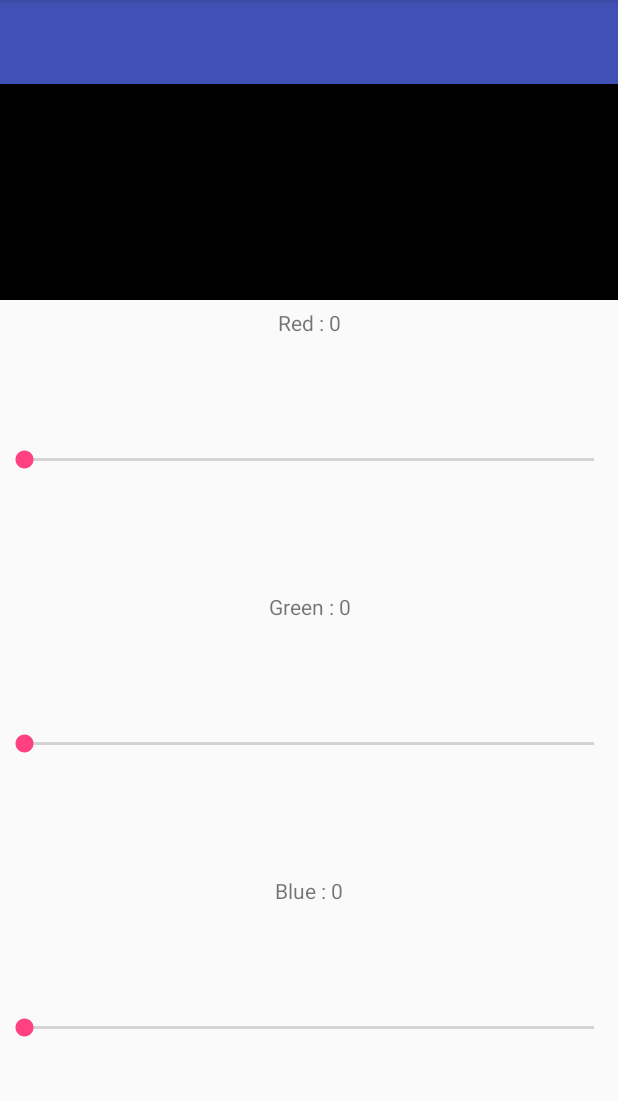
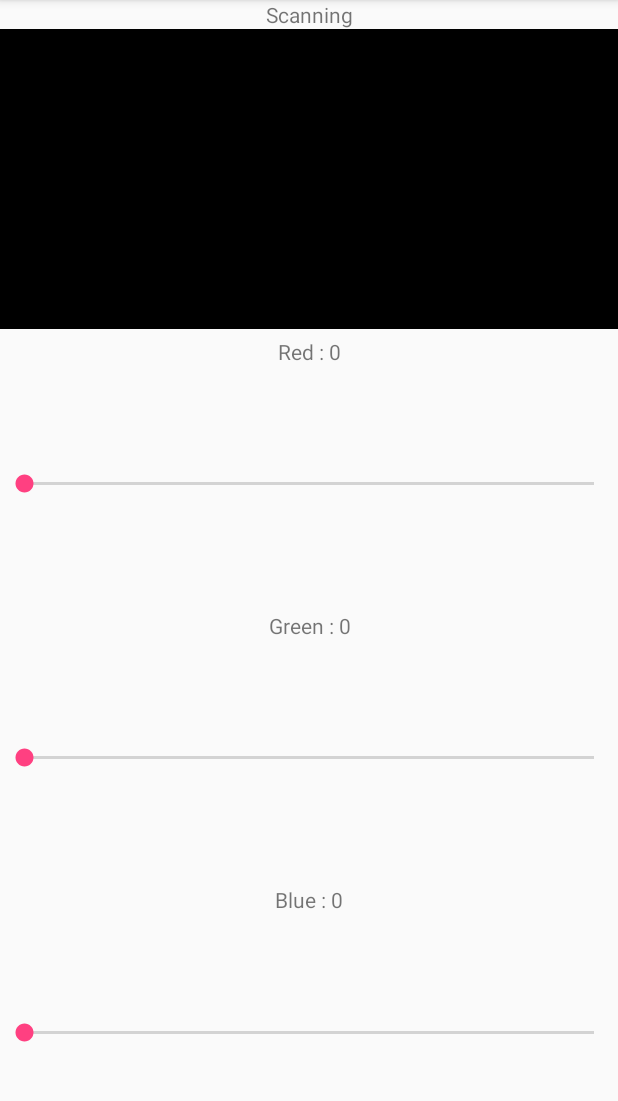
Before and after one commit to zedray/LightSword, an Android app: the MainActivity screen opened directly, with no data from a screen before it, on a phone screen of 412 x 824 dp, the part 84-1185 px from its top. Run offline under Robolectric (Android 15) with nearby library versions, the phone set to English and light mode, and no system bars; 1 statement that could not run was skipped.

Commit message:
Trying to connect to a BLE device

```diff
--- a/android/app/src/main/AndroidManifest.xml
+++ b/android/app/src/main/AndroidManifest.xml
@@ -4,8 +4,10 @@
 
     <uses-permission android:name="android.permission.BLUETOOTH"/>
     <uses-permission android:name="android.permission.BLUETOOTH_ADMIN"/>
+    <uses-permission android:name="android.permission.ACCESS_FINE_LOCATION"/>
     <uses-permission android:name="android.permission.ACCESS_COARSE_LOCATION"/>
-    <uses-permission android:name="android.permission.ACCESS_FINE_LOCATION"/>
+    <uses-permission-sdk-23 android:name="android.permission.ACCESS_FINE_LOCATION"/>
+    <uses-permission-sdk-23 android:name="android.permission.ACCESS_COARSE_LOCATION"/>
     <uses-feature android:name="android.hardware.bluetooth_le" android:required="true"/>
 
     <application
--- a/android/app/src/main/java/com/zedray/lightsword/MainActivity.java
+++ b/android/app/src/main/java/com/zedray/lightsword/MainActivity.java
@@ -1,5 +1,6 @@
 package com.zedray.lightsword;
 
+import android.Manifest;
 import android.bluetooth.BluetoothAdapter;
 import android.bluetooth.BluetoothDevice;
 import android.bluetooth.BluetoothGatt;
@@ -14,9 +15,10 @@ import android.content.pm.PackageManager;
 import android.graphics.Color;
 import android.os.Bundle;
 import android.os.Handler;
+import android.support.v4.app.ActivityCompat;
+import android.support.v4.content.ContextCompat;
 import android.support.v7.app.AppCompatActivity;
 import android.util.Log;
-import android.view.MotionEvent;
 import android.view.View;
 import android.widget.SeekBar;
 import android.widget.TextView;
@@ -30,18 +32,13 @@ import static android.bluetooth.BluetoothProfile.STATE_DISCONNECTED;
 
 public class MainActivity extends AppCompatActivity {
 
-    private final static String TAG = "Pebble";
-    private final static String DEVICE_NAME = "keg";
-    private final static String DEVICE_ADDRESS = "D0:39:72:C9:1E:15";
+    private final static String TAG = "LightSword";
+    private final static String DEVICE_NAME = "LightBean";
 
     private final static String SERVICE = "a495ff20-c5b1-4b44-b512-1370f02d74de";
     private final static String SCRATCH1 = "a495ff21-c5b1-4b44-b512-1370f02d74de";
     private final static String SCRATCH2 = "a495ff22-c5b1-4b44-b512-1370f02d74de";
     private final static String SCRATCH3 = "a495ff23-c5b1-4b44-b512-1370f02d74de";
-
-    private final static byte[] ROTATE_FORWARDS = hexStringToByteArray("00");
-    private final static byte[] ROTATE_STOP = hexStringToByteArray("5a");
-    private final static byte[] ROTATE_BACKWARDS = hexStringToByteArray("b4");
 
     private final static int REQUEST_ENABLE_BT = 1;
 
@@ -51,6 +48,7 @@ public class MainActivity extends AppCompatActivity {
     private BluetoothGattCharacteristic mGreenCharacteristic;
     private BluetoothGattCharacteristic mBlueCharacteristic;
 
+    private TextView mStatusTextView;
     private View mPreview;
     private SeekBar mRedSeekBar;
     private SeekBar mGreenSeekBar;
@@ -63,12 +61,44 @@ public class MainActivity extends AppCompatActivity {
     protected void onCreate(Bundle savedInstanceState) {
         super.onCreate(savedInstanceState);
         setContentView(R.layout.activity_main);
+        mStatusTextView = (TextView) findViewById(R.id.textView_status);
+        mPreview = findViewById(R.id.preview);
+        mRedSeekBar = (SeekBar) findViewById(R.id.seekBar_red);
+        mGreenSeekBar = (SeekBar) findViewById(R.id.seekBar_green);
+        mBlueSeekBar = (SeekBar) findViewById(R.id.seekBar_blue);
+        mRedTextView = (TextView) findViewById(R.id.textView_red);
+        mGreenTextView = (TextView) findViewById(R.id.textView_green);
+        mBlueTextView = (TextView) findViewById(R.id.textView_blue);
+        mRedSeekBar.setOnSeekBarChangeListener(mSeekBarChangeListener);
+        mGreenSeekBar.setOnSeekBarChangeListener(mSeekBarChangeListener);
+        mBlueSeekBar.setOnSeekBarChangeListener(mSeekBarChangeListener);
+
 
         // Use this check to determine whether BLE is supported on the device. Then
         // you can selectively disable BLE-related features.
+        if (!hasBlePermissions() ||
+                !getPackageManager().hasSystemFeature(PackageManager.FEATURE_BLUETOOTH_LE)) {
+            Toast.makeText(this, "ble_not_supported", Toast.LENGTH_SHORT).show();
+            finish();
+        }
+
+        int permissionCheck = ContextCompat.checkSelfPermission(this, android.Manifest.permission.ACCESS_FINE_LOCATION);
+        if (permissionCheck != PackageManager.PERMISSION_GRANTED) {
+            ActivityCompat.requestPermissions(this, new String[]{Manifest.permission.ACCESS_FINE_LOCATION}, 0);
+        } else {
+            if(hasBlePermissions()) {
+                mHandler = new Handler();
+
                 if (!getPackageManager().hasSystemFeature(PackageManager.FEATURE_BLUETOOTH_LE)) {
                     Toast.makeText(this, "ble_not_supported", Toast.LENGTH_SHORT).show();
                     finish();
+                }
+
+                final BluetoothManager bluetoothManager = (BluetoothManager) getSystemService(Context.BLUETOOTH_SERVICE);
+                mBluetoothAdapter = bluetoothManager.getAdapter();
+
+                scanLeDevice(true);
+            }
         }
 
         // Initializes Bluetooth adapter.
@@ -85,30 +115,7 @@ public class MainActivity extends AppCompatActivity {
         }
 
         scanLeDevice(true);
-
-        mPreview = findViewById(R.id.preview);
-        mRedSeekBar = (SeekBar) findViewById(R.id.seekBar_red);
-        mGreenSeekBar = (SeekBar) findViewById(R.id.seekBar_green);
-        mBlueSeekBar = (SeekBar) findViewById(R.id.seekBar_blue);
-        mRedTextView = (TextView) findViewById(R.id.textView_red);
-        mGreenTextView = (TextView) findViewById(R.id.textView_green);
-        mBlueTextView = (TextView) findViewById(R.id.textView_blue);
-        mRedSeekBar.setOnSeekBarChangeListener(mSeekBarChangeListener);
-        mGreenSeekBar.setOnSeekBarChangeListener(mSeekBarChangeListener);
-        mBlueSeekBar.setOnSeekBarChangeListener(mSeekBarChangeListener);
-
         update();
-    }
-
-    public static byte[] hexStringToByteArray(String s) {
-        int len = s.length();
-        byte[] data = new byte[len / 2];
-
-        for (int i = 0; i < len; i += 2) {
-            data[i / 2] = (byte) ((Character.digit(s.charAt(i), 16) << 4) + Character.digit(s.charAt(i + 1), 16));
-        }
-
-        return data;
     }
 
     public static byte[] intToByteArray(int value) {
@@ -132,21 +139,41 @@ public class MainActivity extends AppCompatActivity {
         }
     };
 
+    public boolean hasBlePermissions() {
+        if (ContextCompat.checkSelfPermission(this, Manifest.permission.ACCESS_FINE_LOCATION)
+                != PackageManager.PERMISSION_GRANTED ||
+                ContextCompat.checkSelfPermission(this, Manifest.permission.ACCESS_COARSE_LOCATION)
+                        != PackageManager.PERMISSION_GRANTED) {
+            return false;
+        } else {
+            return true;
+        }
+    }
+
     private void update() {
-        Log.w(TAG, "set R " + mRedSeekBar.getProgress() + " G " + mGreenSeekBar.getProgress() + " B " + mBlueSeekBar.getProgress());
+        if (mScanning) {
+            mStatusTextView.setText("Scanning");
+        } else if (mRedCharacteristic != null) {
+            mStatusTextView.setText("Connected to ");
+        } else {
+            mStatusTextView.setText("No device found");
+        }
         mPreview.setBackgroundColor(Color.rgb(mRedSeekBar.getProgress(), mGreenSeekBar.getProgress(), mBlueSeekBar.getProgress()));
         mRedTextView.setText("Red : " + mRedSeekBar.getProgress());
         mGreenTextView.setText("Green : " + mGreenSeekBar.getProgress());
         mBlueTextView.setText("Blue : " + mBlueSeekBar.getProgress());
 
-        /*
+        if (mRedCharacteristic != null) {
+            Log.w(TAG, "set R " + mRedSeekBar.getProgress() + " G " + mGreenSeekBar.getProgress() + " B " + mBlueSeekBar.getProgress());
             mRedCharacteristic.setValue(intToByteArray(mRedSeekBar.getProgress()));
             mGreenCharacteristic.setValue(intToByteArray(mGreenSeekBar.getProgress()));
             mBlueCharacteristic.setValue(intToByteArray(mBlueSeekBar.getProgress()));
             mBluetoothGatt.writeCharacteristic(mRedCharacteristic);
             mBluetoothGatt.writeCharacteristic(mGreenCharacteristic);
             mBluetoothGatt.writeCharacteristic(mBlueCharacteristic);
-        */
+        } else {
+            Log.w(TAG, "NOT CONNECTED set R " + mRedSeekBar.getProgress() + " G " + mGreenSeekBar.getProgress() + " B " + mBlueSeekBar.getProgress());
+        }
     }
 
     @Override
@@ -171,7 +198,7 @@ public class MainActivity extends AppCompatActivity {
                     runOnUiThread(new Runnable() {
                         @Override
                         public void run() {
-                            Log.w(TAG, "device: " + device.getName() + " " + device.getAddress());
+                            Log.w(TAG, "Device: " + device.getName() + " " + device.getAddress());
 
                             if (device.getName() != null && device.getName().equalsIgnoreCase(DEVICE_NAME)) {
 
@@ -189,6 +216,7 @@ public class MainActivity extends AppCompatActivity {
     int mConnectionState;
 
     private void connectToDevice(BluetoothDevice device) {
+        Log.i(TAG, "connectToDevice.");
         mBluetoothGatt = device.connectGatt(this, false, mGattCallback);
     }
 
@@ -215,11 +243,11 @@ public class MainActivity extends AppCompatActivity {
                     if (status == BluetoothGatt.GATT_SUCCESS) {
                         Log.w(TAG, "onServicesDiscovered GATT_SUCCESS");
                         for (BluetoothGattService service : gatt.getServices()) {
-                            Log.w(TAG, "service: " + service.getUuid());
+                            Log.w(TAG, "Service: " + service.getUuid());
                             for (BluetoothGattCharacteristic characteristic : service.getCharacteristics()) {
-                                Log.w(TAG, "characteristic: " + characteristic.getUuid() + "  " + characteristic.getInstanceId());
+                                Log.w(TAG, "Characteristic: " + characteristic.getUuid() + "  " + characteristic.getInstanceId());
                                 if (characteristic.getValue() == null) {
-                                    //Log.w(TAG, "value is null");
+                                    Log.w(TAG, "value is null");
                                 } else {
                                     int format = -1;
                                     final int value = characteristic.getIntValue(format, 1);
@@ -264,6 +292,7 @@ public class MainActivity extends AppCompatActivity {
             };
 
     private void scanLeDevice(final boolean enable) {
+        Log.w(TAG, "scanLeDevice enable " + enable);
         if (enable) {
             // Stops scanning after a pre-defined scan period.
             mHandler.postDelayed(new Runnable() {
@@ -271,15 +300,20 @@ public class MainActivity extends AppCompatActivity {
                 public void run() {
                     if (mScanning) {
                         mScanning = false;
+                        Log.w(TAG, "scanLeDevice stopLeScan after " + SCAN_PERIOD + "ms");
                         mBluetoothAdapter.stopLeScan(mLeScanCallback);
                     }
+                    update();
                 }
             }, SCAN_PERIOD);
             mScanning = true;
+            Log.w(TAG, "scanLeDevice startLeScan");
             mBluetoothAdapter.startLeScan(mLeScanCallback);
         } else {
+            Log.w(TAG, "scanLeDevice stopLeScan");
             mScanning = false;
             mBluetoothAdapter.stopLeScan(mLeScanCallback);
         }
+        update();
     }
 }
--- a/android/app/src/main/res/layout/activity_main.xml
+++ b/android/app/src/main/res/layout/activity_main.xml
@@ -6,20 +6,6 @@
     android:layout_height="match_parent"
     tools:context="com.zedray.lightsword.MainActivity">
 
-    <android.support.design.widget.AppBarLayout
-        android:layout_width="match_parent"
-        android:layout_height="wrap_content"
-        android:theme="@style/AppTheme.AppBarOverlay">
-
-        <android.support.v7.widget.Toolbar
-            android:id="@+id/toolbar"
-            android:layout_width="match_parent"
-            android:layout_height="?attr/actionBarSize"
-            android:background="?attr/colorPrimary"
-            app:popupTheme="@style/AppTheme.PopupOverlay" />
-
-    </android.support.design.widget.AppBarLayout>
-
     <include layout="@layout/content_main" />
 
 </android.support.design.widget.CoordinatorLayout>
--- a/android/app/src/main/res/layout/content_main.xml
+++ b/android/app/src/main/res/layout/content_main.xml
@@ -6,6 +6,12 @@
     android:orientation="vertical"
     tools:context="com.zedray.lightsword.MainActivity"
     tools:showIn="@layout/activity_main">
+
+    <TextView
+        android:id="@+id/textView_status"
+        android:layout_width="match_parent"
+        android:layout_height="wrap_content"
+        android:gravity="center" />
 
     <View
         android:id="@+id/preview"
```
Also changed, not shown: android/app/build.gradle (+5 -5 lines). Lines whose indentation alone changed are shown as unchanged.
